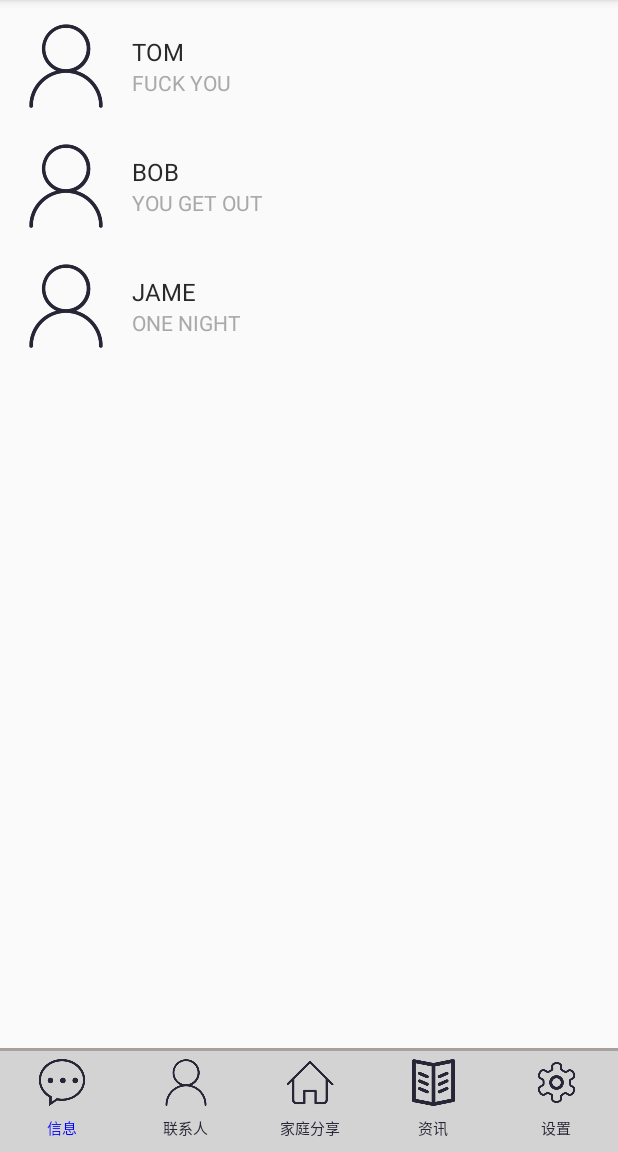
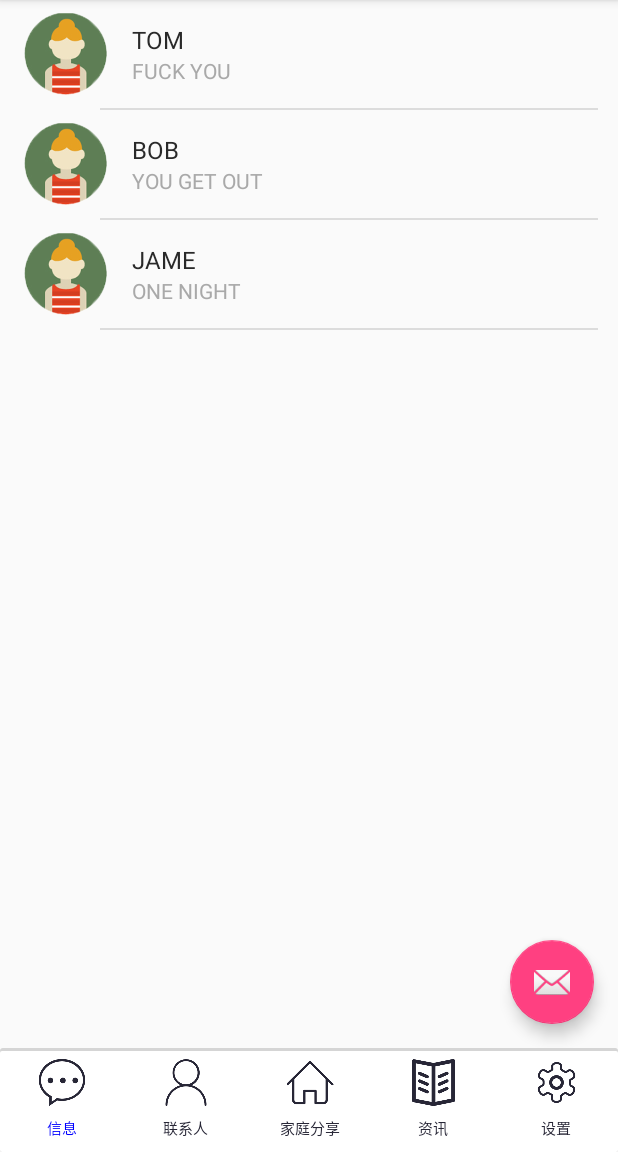
Before and after one commit to lgybetter/LovePlus, an Android app: the screen it shows after launch (MainActivity), on a phone screen of 412 x 824 dp, the part 84-1236 px from its top. Run offline under Robolectric (Android 15) with nearby library versions, the phone set to English and light mode, and no system bars.

Commit message:
Finsh the Message View and start Contacts View

```diff
--- a/app/src/main/java/adapter/MessageAdapter.java
+++ b/app/src/main/java/adapter/MessageAdapter.java
@@ -25,7 +25,9 @@ public class MessageAdapter extends RecyclerView.Adapter<MessageAdapter.MessageV
     }
     @Override
     public MessageViewHolder onCreateViewHolder(ViewGroup parent, int viewType) {
-        MessageViewHolder messageViewHolder = new MessageViewHolder(LayoutInflater.
+        MessageViewHolder messageViewHolder = (MessageViewHolder) parent.getTag();
+        if(messageViewHolder == null)
+            messageViewHolder = new MessageViewHolder(LayoutInflater.
                 from(context).inflate(R.layout.activity_tab_message_item,parent,false));
         return messageViewHolder;
     }
--- /dev/null
+++ b/app/src/main/java/customview/DividerItemDecoration.java
@@ -0,0 +1,96 @@
+package customview;
+
+import android.content.Context;
+import android.content.res.TypedArray;
+import android.graphics.Canvas;
+import android.graphics.Rect;
+import android.graphics.drawable.Drawable;
+import android.support.v7.widget.LinearLayoutManager;
+import android.support.v7.widget.RecyclerView;
+import android.view.View;
+
+/**
+ * Created by Administrator on 2016/7/22.
+ * RecyclerView的分割线
+ */
+public class DividerItemDecoration extends RecyclerView.ItemDecoration {
+
+    private static final int[] ATTRS = new int[]{
+            android.R.attr.listDivider
+    };
+
+    public static final int HORIZONTAL_LIST = LinearLayoutManager.HORIZONTAL;
+
+    public static final int VERTICAL_LIST = LinearLayoutManager.VERTICAL;
+
+    private Drawable mDivider;
+
+    private int mOrientation;
+
+    public DividerItemDecoration(Context context, int orientation) {
+        final TypedArray a = context.obtainStyledAttributes(ATTRS);
+        mDivider = a.getDrawable(0);
+        a.recycle();
+        setOrientation(orientation);
+    }
+
+    public void setOrientation(int orientation) {
+        if (orientation != HORIZONTAL_LIST && orientation != VERTICAL_LIST) {
+            throw new IllegalArgumentException("invalid orientation");
+        }
+        mOrientation = orientation;
+    }
+
+    @Override
+    public void onDraw(Canvas c, RecyclerView parent) {
+        if (mOrientation == VERTICAL_LIST) {
+            drawVertical(c, parent);
+        } else {
+            drawHorizontal(c, parent);
+        }
+
+    }
+
+
+    public void drawVertical(Canvas c, RecyclerView parent) {
+        final int left = parent.getPaddingLeft() + 100;
+        final int right = parent.getWidth() - parent.getPaddingRight() - 20;
+
+        final int childCount = parent.getChildCount();
+        for (int i = 0; i < childCount; i++) {
+            final View child = parent.getChildAt(i);
+            android.support.v7.widget.RecyclerView v = new android.support.v7.widget.RecyclerView(parent.getContext());
+            final RecyclerView.LayoutParams params = (RecyclerView.LayoutParams) child
+                    .getLayoutParams();
+            final int top = child.getBottom() + params.bottomMargin;
+            final int bottom = top + mDivider.getIntrinsicHeight();
+            mDivider.setBounds(left, top, right, bottom);
+            mDivider.draw(c);
+        }
+    }
+
+    public void drawHorizontal(Canvas c, RecyclerView parent) {
+        final int top = parent.getPaddingTop();
+        final int bottom = parent.getHeight() - parent.getPaddingBottom();
+
+        final int childCount = parent.getChildCount();
+        for (int i = 0; i < childCount; i++) {
+            final View child = parent.getChildAt(i);
+            final RecyclerView.LayoutParams params = (RecyclerView.LayoutParams) child
+                    .getLayoutParams();
+            final int left = child.getRight() + params.rightMargin;
+            final int right = left + mDivider.getIntrinsicHeight();
+            mDivider.setBounds(left, top, right, bottom);
+            mDivider.draw(c);
+        }
+    }
+
+    @Override
+    public void getItemOffsets(Rect outRect, int itemPosition, RecyclerView parent) {
+        if (mOrientation == VERTICAL_LIST) {
+            outRect.set(0, 0, 0, mDivider.getIntrinsicHeight());
+        } else {
+            outRect.set(0, 0, mDivider.getIntrinsicWidth(), 0);
+        }
+    }
+}
--- a/app/src/main/java/fragment/MessageFragment.java
+++ b/app/src/main/java/fragment/MessageFragment.java
@@ -1,9 +1,8 @@
 package fragment;
 
-import android.graphics.Bitmap;
-import android.graphics.BitmapFactory;
 import android.os.Bundle;
 import android.support.v4.app.Fragment;
+import android.support.v7.widget.DefaultItemAnimator;
 import android.support.v7.widget.LinearLayoutManager;
 import android.support.v7.widget.RecyclerView;
 import android.view.LayoutInflater;
@@ -17,6 +16,7 @@ import java.util.List;
 
 import adapter.MessageAdapter;
 import beanclass.MessageBeanClass;
+import customview.DividerItemDecoration;
 
 /**
  * Created by Administrator on 2016/7/21.
@@ -43,10 +43,12 @@ public class MessageFragment extends Fragment {
         adapter = new MessageAdapter(getContext(),messageList);
         recyclerView.setLayoutManager(new LinearLayoutManager(getContext()));
         recyclerView.setAdapter(adapter);
+        recyclerView.addItemDecoration(new DividerItemDecoration(getContext(),DividerItemDecoration.VERTICAL_LIST));
         return messageView;
     }
 
     private void initData() {
+        messageList.clear();
         for(int i = 0; i < 3 ; i++) {
             //Bitmap bitmap = BitmapFactory.decodeResource(getResources(),imageTest[i]);
             String name = nameTest[i];
--- a/app/src/main/res/drawable/tab_background.xml
+++ b/app/src/main/res/drawable/tab_background.xml
@@ -1,18 +1,27 @@
 <?xml version="1.0" encoding="utf-8"?>
 <layer-list xmlns:android="http://schemas.android.com/apk/res/android">
-    <item>
+    <item android:top="2dp">
         <shape android:shape="rectangle">
-            <gradient
-                android:angle="90"
-                android:centerColor="#bbbbbb"
-                android:startColor="#d5d5d5"
-                android:endColor="#a9a09d"
-                />
+            <solid android:color="#a9a09d"/>
+            <corners android:radius="2dp"/>
         </shape>
     </item>
-    <item android:top="2dp">
+    <item android:top="1.5dp">
         <shape android:shape="rectangle">
-            <solid android:color="#D3D3D3"/>
+            <solid android:color="#bbbbbb"/>
+            <corners android:radius="2dp"/>
+        </shape>
+    </item>
+    <item android:top="0.5dp">
+        <shape android:shape="rectangle">
+            <solid android:color="#d5d5d5"/>
+            <corners android:radius="2dp"/>
+        </shape>
+    </item>
+    <item android:top="2.2dp">
+        <shape android:shape="rectangle">
+            <solid android:color="@color/white"/>
+            <corners android:radius="1dp"/>
         </shape>
     </item>
 </layer-list>
--- a/app/src/main/res/layout/activity_tab_message.xml
+++ b/app/src/main/res/layout/activity_tab_message.xml
@@ -1,5 +1,4 @@
-<LinearLayout xmlns:android="http://schemas.android.com/apk/res/android"
-    xmlns:tools="http://schemas.android.com/tools"
+<android.support.design.widget.CoordinatorLayout xmlns:android="http://schemas.android.com/apk/res/android"
     android:layout_width="match_parent"
     android:layout_height="match_parent"
     android:orientation="vertical" >
@@ -7,5 +6,10 @@
 		android:id="@+id/rv_message_list"
 		android:layout_width="match_parent"
 		android:layout_height="match_parent"/>
-
-</LinearLayout>
+	<android.support.design.widget.FloatingActionButton
+		android:layout_width="wrap_content"
+		android:layout_height="wrap_content"
+		android:layout_gravity="right|bottom"
+		android:layout_margin="@dimen/fab_margin"
+		android:src="@android:drawable/ic_dialog_email" />
+</android.support.design.widget.CoordinatorLayout>
--- a/app/src/main/res/layout/activity_tab_message_item.xml
+++ b/app/src/main/res/layout/activity_tab_message_item.xml
@@ -1,13 +1,14 @@
 <?xml version="1.0" encoding="utf-8"?>
 <LinearLayout xmlns:android="http://schemas.android.com/apk/res/android"
     android:orientation="horizontal" android:layout_width="match_parent"
-    android:layout_height="72dp"
+    android:layout_height="56dp"
     android:gravity="center_vertical"
     android:layout_marginTop="8dp"
+    android:layout_marginBottom="8dp"
     android:layout_marginRight="@dimen/activity_horizontal_margin"
     android:layout_marginLeft="@dimen/activity_horizontal_margin">
     <ImageView
-        android:src="@drawable/user"
+        android:src="@drawable/userimagetest"
         android:id="@+id/iv_user_image"
         android:layout_width="56dp"
         android:layout_height="56dp" />
```
Also changed, not shown: app/src/main/java/customview/DividerGridItemDecoration.java (added, +171 -0 lines), app/src/main/java/util/getScreen.java (added, +38 -0 lines), app/src/main/res/layout/activity_tab_contacts.xml (+8 -14 lines), app/src/main/res/drawable/userimagetest.png (added).
